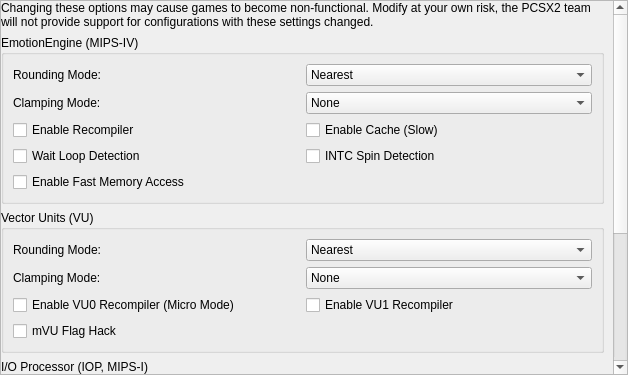
Before: the Qt Designer form pcsx2-qt/Settings/AdvancedSettingsWidget.ui in PCSX2/pcsx2, drawn with Qt 5.
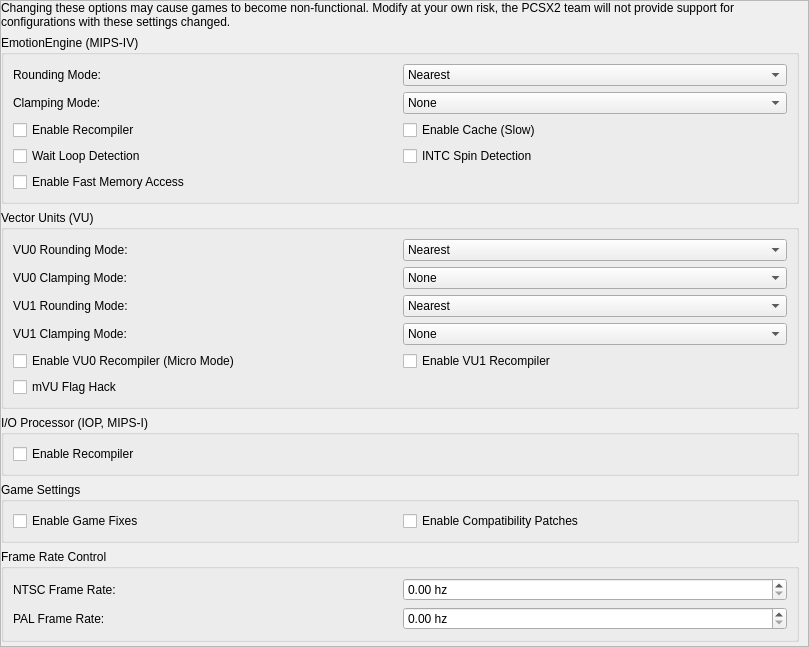
After: the same form once the commit is applied.

Commit message: Config: Add separate VU0/VU1 round/clamp mode options

What changed in the file:
```diff
--- a/pcsx2-qt/Settings/AdvancedSettingsWidget.ui
+++ b/pcsx2-qt/Settings/AdvancedSettingsWidget.ui
@@ -6,8 +6,8 @@
    <rect>
     <x>0</x>
     <y>0</y>
-    <width>628</width>
-    <height>375</height>
+    <width>809</width>
+    <height>647</height>
    </rect>
   </property>
   <property name="windowTitle">
@@ -36,8 +36,8 @@
        <rect>
         <x>0</x>
         <y>0</y>
-        <width>609</width>
-        <height>569</height>
+        <width>807</width>
+        <height>645</height>
        </rect>
       </property>
       <layout class="QVBoxLayout" name="verticalLayout">
@@ -176,7 +176,38 @@
           <string>Vector Units (VU)</string>
          </property>
          <layout class="QGridLayout" name="gridLayout_3">
-          <item row="2" column="0" colspan="2">
+          <item row="2" column="0">
+           <widget class="QLabel" name="label_3">
+            <property name="text">
+             <string>VU1 Rounding Mode:</string>
+            </property>
+           </widget>
+          </item>
+          <item row="0" column="1">
+           <widget class="QComboBox" name="vu0RoundingMode">
+            <item>
+             <property name="text">
+              <string>Nearest</string>
+             </property>
+            </item>
+            <item>
+             <property name="text">
+              <string>Negative</string>
+             </property>
+            </item>
+            <item>
+             <property name="text">
+              <string>Positive</string>
+             </property>
+            </item>
+            <item>
+             <property name="text">
+              <string>Chop / Zero (Default)</string>
+             </property>
+            </item>
+           </widget>
+          </item>
+          <item row="4" column="0" colspan="2">
            <layout class="QGridLayout" name="gridLayout_6">
             <item row="0" column="0">
              <widget class="QCheckBox" name="vu0Recompiler">
@@ -201,22 +232,53 @@
             </item>
            </layout>
           </item>
+          <item row="1" column="1">
+           <widget class="QComboBox" name="vu0ClampMode">
+            <item>
+             <property name="text">
+              <string>None</string>
+             </property>
+            </item>
+            <item>
+             <property name="text">
+              <string>Normal (Default)</string>
+             </property>
+            </item>
+            <item>
+             <property name="text">
+              <string>Extra</string>
+             </property>
+            </item>
+            <item>
+             <property name="text">
+              <string>Extra + Preserve Sign</string>
+             </property>
+            </item>
+           </widget>
+          </item>
           <item row="1" column="0">
            <widget class="QLabel" name="label_5">
             <property name="text">
-             <string>Clamping Mode:</string>
+             <string>VU0 Clamping Mode:</string>
             </property>
            </widget>
           </item>
           <item row="0" column="0">
            <widget class="QLabel" name="label_6">
             <property name="text">
-             <string>Rounding Mode:</string>
+             <string>VU0 Rounding Mode:</string>
             </property>
            </widget>
           </item>
-          <item row="0" column="1">
-           <widget class="QComboBox" name="vuRoundingMode">
+          <item row="3" column="0">
+           <widget class="QLabel" name="label_4">
+            <property name="text">
+             <string>VU1 Clamping Mode:</string>
+            </property>
+           </widget>
+          </item>
+          <item row="2" column="1">
+           <widget class="QComboBox" name="vu1RoundingMode">
             <item>
              <property name="text">
               <string>Nearest</string>
@@ -239,8 +301,8 @@
             </item>
            </widget>
           </item>
-          <item row="1" column="1">
-           <widget class="QComboBox" name="vuClampMode">
+          <item row="3" column="1">
+           <widget class="QComboBox" name="vu1ClampMode">
             <item>
              <property name="text">
               <string>None</string>
```
Left out of the diff: 28 changed lines with no effect on the pictures. The commit also changes 22 other files.
